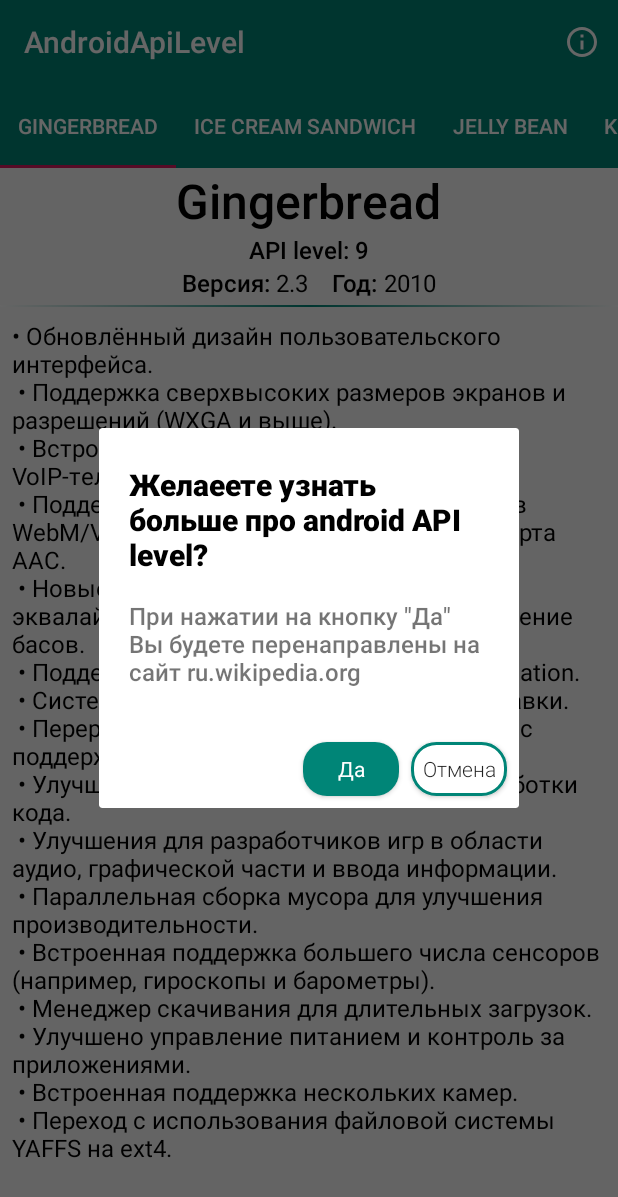
After one commit to Optimusflash/ViewPagerTest, an Android app: the fragment ArticleDialogFragment placed in its activity, on a phone screen of 412 x 824 dp. The commit adds this screen. Shown: the top 1197 px of the screen. Run offline under Robolectric (Android 15) with nearby library versions, the phone set to English and light mode, and no system bars.

Commit message:
added simple dialog fragment

```diff
--- a/app/src/main/java/com/optimus/androidapilevel/ui/activities/MainActivity.kt
+++ b/app/src/main/java/com/optimus/androidapilevel/ui/activities/MainActivity.kt
@@ -8,6 +8,7 @@ import android.widget.Toast
 import com.optimus.androidapilevel.R
 
 import com.optimus.androidapilevel.ui.adapters.ApiLevelPagerAdapter
+import com.optimus.androidapilevel.ui.fragments.ArticleDialogFragment
 import kotlinx.android.synthetic.main.activity_main.*
 
 class MainActivity : AppCompatActivity() {
@@ -30,11 +31,16 @@ class MainActivity : AppCompatActivity() {
     override fun onOptionsItemSelected(item: MenuItem): Boolean {
         return when(item.itemId){
             R.id.settings -> {
-                Toast.makeText(this, "Some settings...", Toast.LENGTH_SHORT).show()
+                showDialog()
                 true
             }
             else -> super.onOptionsItemSelected(item)
         }
 
     }
+
+    private fun showDialog() {
+        val articleDialogFragment = ArticleDialogFragment()
+        articleDialogFragment.show(supportFragmentManager, ArticleDialogFragment.TAG)
+    }
 }
--- a/app/src/main/java/com/optimus/androidapilevel/ui/fragments/ApiLevelFragment.kt
+++ b/app/src/main/java/com/optimus/androidapilevel/ui/fragments/ApiLevelFragment.kt
@@ -14,7 +14,7 @@ import kotlinx.android.synthetic.main.fragment_api_level.*
 /**
  * A simple [Fragment] subclass.
  */
-class ApiLevelFragment : Fragment() {
+class ApiLevelFragment : Fragment(R.layout.fragment_api_level) {
 
     companion object{
         private const val EXTRA_ID = "EXTRA_ID"
@@ -28,13 +28,6 @@ class ApiLevelFragment : Fragment() {
         }
     }
 
-    override fun onCreateView(
-        inflater: LayoutInflater, container: ViewGroup?,
-        savedInstanceState: Bundle?
-    ): View? {
-
-        return inflater.inflate(R.layout.fragment_api_level, container, false)
-    }
 
     override fun onViewCreated(view: View, savedInstanceState: Bundle?) {
         super.onViewCreated(view, savedInstanceState)
--- /dev/null
+++ b/app/src/main/java/com/optimus/androidapilevel/ui/fragments/ArticleDialogFragment.kt
@@ -0,0 +1,54 @@
+package com.optimus.androidapilevel.ui.fragments
+
+
+import android.content.Intent
+import android.net.Uri
+import android.os.Bundle
+import android.view.LayoutInflater
+import android.view.View
+import android.view.ViewGroup
+import androidx.fragment.app.DialogFragment
+import androidx.fragment.app.Fragment
+import com.optimus.androidapilevel.R
+import kotlinx.android.synthetic.main.fragment_article_dialog.*
+
+
+/**
+ * A simple [Fragment] subclass.
+ */
+class ArticleDialogFragment : DialogFragment() {
+
+    companion object{
+        const val TAG = "ArticleDialogFragment"
+    }
+
+    private val urlWikipedia = "https://ru.wikipedia.org/wiki/История_версий_Android"
+
+    override fun onCreateView(
+        inflater: LayoutInflater, container: ViewGroup?,
+        savedInstanceState: Bundle?
+    ): View? {
+        return inflater.inflate(R.layout.fragment_article_dialog, container, false)
+    }
+
+
+    override fun onViewCreated(view: View, savedInstanceState: Bundle?) {
+        super.onViewCreated(view, savedInstanceState)
+
+        btn_dialog_submit.setOnClickListener {
+            openUrlLink()
+            dismiss()
+        }
+
+        btn_dialog_cancel.setOnClickListener {
+            dismiss()
+        }
+    }
+
+    private fun openUrlLink() {
+        val i = Intent(Intent.ACTION_VIEW)
+        i.data = Uri.parse(urlWikipedia)
+        startActivity(i)
+    }
+
+}
--- /dev/null
+++ b/app/src/main/res/drawable/dialog_button_cancel_background.xml
@@ -0,0 +1,13 @@
+<?xml version="1.0" encoding="utf-8"?>
+<selector xmlns:android="http://schemas.android.com/apk/res/android">
+
+    <item >
+        <shape android:shape="rectangle">
+            <corners android:radius="16dp"/>
+            <solid android:color="@android:color/white"/>
+            <stroke android:width="2dp"
+                android:color="@color/colorPrimary"/>
+        </shape>
+    </item>
+
+</selector>
--- /dev/null
+++ b/app/src/main/res/drawable/dialog_button_submit_background.xml
@@ -0,0 +1,11 @@
+<?xml version="1.0" encoding="utf-8"?>
+<selector xmlns:android="http://schemas.android.com/apk/res/android">
+
+    <item >
+        <shape android:shape="rectangle">
+            <corners android:radius="16dp"/>
+            <solid android:color="@color/colorPrimary"/>
+        </shape>
+    </item>
+
+</selector>
--- /dev/null
+++ b/app/src/main/res/drawable/ic_info_outline_black_24dp.xml
@@ -0,0 +1,9 @@
+<vector xmlns:android="http://schemas.android.com/apk/res/android"
+        android:width="24dp"
+        android:height="24dp"
+        android:viewportWidth="24.0"
+        android:viewportHeight="24.0">
+    <path
+        android:fillColor="@android:color/white"
+        android:pathData="M11,17h2v-6h-2v6zM12,2C6.48,2 2,6.48 2,12s4.48,10 10,10 10,-4.48 10,-10S17.52,2 12,2zM12,20c-4.41,0 -8,-3.59 -8,-8s3.59,-8 8,-8 8,3.59 8,8 -3.59,8 -8,8zM11,9h2L13,7h-2v2z"/>
+</vector>
--- a/app/src/main/res/drawable/ic_settings_black_24dp.xml
+++ /dev/null
@@ -1,9 +0,0 @@
-<vector xmlns:android="http://schemas.android.com/apk/res/android"
-        android:width="24dp"
-        android:height="24dp"
-        android:viewportWidth="24"
-        android:viewportHeight="24">
-    <path
-        android:fillColor="#FF000000"
-        android:pathData="M19.1,12.9a2.8,2.8 0,0 0,0.1 -0.9,2.8 2.8,0 0,0 -0.1,-0.9l2.1,-1.6a0.7,0.7 0,0 0,0.1 -0.6L19.4,5.5a0.7,0.7 0,0 0,-0.6 -0.2l-2.4,1a6.5,6.5 0,0 0,-1.6 -0.9l-0.4,-2.6a0.5,0.5 0,0 0,-0.5 -0.4H10.1a0.5,0.5 0,0 0,-0.5 0.4L9.3,5.4a5.6,5.6 0,0 0,-1.7 0.9l-2.4,-1a0.4,0.4 0,0 0,-0.5 0.2l-2,3.4c-0.1,0.2 0,0.4 0.2,0.6l2,1.6a2.8,2.8 0,0 0,-0.1 0.9,2.8 2.8,0 0,0 0.1,0.9L2.8,14.5a0.7,0.7 0,0 0,-0.1 0.6l1.9,3.4a0.7,0.7 0,0 0,0.6 0.2l2.4,-1a6.5,6.5 0,0 0,1.6 0.9l0.4,2.6a0.5,0.5 0,0 0,0.5 0.4h3.8a0.5,0.5 0,0 0,0.5 -0.4l0.3,-2.6a5.6,5.6 0,0 0,1.7 -0.9l2.4,1a0.4,0.4 0,0 0,0.5 -0.2l2,-3.4c0.1,-0.2 0,-0.4 -0.2,-0.6ZM12,15.6A3.6,3.6 0,1 1,15.6 12,3.6 3.6,0 0,1 12,15.6Z"/>
-</vector>
--- a/app/src/main/res/layout/activity_main.xml
+++ b/app/src/main/res/layout/activity_main.xml
@@ -19,7 +19,7 @@
             android:layout_height="wrap_content"
             android:fitsSystemWindows="true"
             app:contentScrim="@color/colorPrimary"
-            app:layout_scrollFlags="scroll|exitUntilCollapsed|enterAlways"
+            app:layout_scrollFlags="scroll|exitUntilCollapsed"
             app:titleEnabled="false">
 
             <androidx.appcompat.widget.Toolbar
--- /dev/null
+++ b/app/src/main/res/layout/fragment_article_dialog.xml
@@ -0,0 +1,84 @@
+<?xml version="1.0" encoding="utf-8"?>
+<androidx.constraintlayout.widget.ConstraintLayout xmlns:android="http://schemas.android.com/apk/res/android"
+    xmlns:app="http://schemas.android.com/apk/res-auto"
+    xmlns:tools="http://schemas.android.com/tools"
+    android:layout_width="match_parent"
+    android:minWidth="280dp"
+    android:layout_height="wrap_content"
+    tools:context=".ui.fragments.ArticleDialogFragment">
+
+    <TextView
+        android:id="@+id/textView"
+        android:layout_width="0dp"
+        android:layout_height="wrap_content"
+        android:layout_marginTop="24dp"
+        android:fontFamily="sans-serif-medium"
+        android:textStyle="bold"
+        android:text="@string/dialog_wikipedia_info"
+        android:textColor="@android:color/black"
+        android:textSize="20sp"
+        app:layout_constraintEnd_toStartOf="@+id/guideline"
+        app:layout_constraintStart_toStartOf="@+id/guideline2"
+        app:layout_constraintTop_toTopOf="parent" />
+
+    <TextView
+        android:id="@+id/textView2"
+        android:layout_width="0dp"
+        android:layout_height="wrap_content"
+        android:layout_marginTop="16dp"
+        android:fontFamily="sans-serif-medium"
+        android:textSize="16sp"
+        android:text="@string/dialog_wikipedia_description"
+        app:layout_constraintEnd_toStartOf="@+id/guideline"
+        app:layout_constraintStart_toStartOf="@+id/guideline2"
+        app:layout_constraintTop_toBottomOf="@+id/textView" />
+
+    <Button
+        android:id="@+id/btn_dialog_submit"
+        android:layout_width="wrap_content"
+        android:layout_height="wrap_content"
+        android:layout_marginEnd="8dp"
+        android:background="@drawable/dialog_button_submit_background"
+        android:fontFamily="sans-serif"
+        android:minWidth="64dp"
+        android:minHeight="36dp"
+        android:text="Да"
+        android:textAllCaps="false"
+        android:textColor="@android:color/white"
+        app:layout_constraintEnd_toStartOf="@+id/btn_dialog_cancel"
+        app:layout_constraintHorizontal_chainStyle="spread"
+        app:layout_constraintTop_toTopOf="@+id/btn_dialog_cancel" />
+
+    <Button
+        android:id="@+id/btn_dialog_cancel"
+        android:layout_width="wrap_content"
+        android:layout_height="wrap_content"
+        android:layout_marginTop="36dp"
+        android:layout_marginEnd="8dp"
+        android:layout_marginBottom="8dp"
+        android:background="@drawable/dialog_button_cancel_background"
+        android:fontFamily="sans-serif-light"
+        android:minWidth="64dp"
+        android:minHeight="36dp"
+        android:text="Отмена"
+        android:textAllCaps="false"
+        app:layout_constraintBottom_toBottomOf="parent"
+        app:layout_constraintEnd_toEndOf="parent"
+        app:layout_constraintTop_toBottomOf="@+id/textView2" />
+
+    <androidx.constraintlayout.widget.Guideline
+        android:id="@+id/guideline"
+        android:layout_width="wrap_content"
+        android:layout_height="wrap_content"
+        android:orientation="vertical"
+        app:layout_constraintGuide_end="24dp" />
+
+    <androidx.constraintlayout.widget.Guideline
+        android:id="@+id/guideline2"
+        android:layout_width="wrap_content"
+        android:layout_height="wrap_content"
+        android:orientation="vertical"
+        app:layout_constraintGuide_begin="20dp" />
+
+
+</androidx.constraintlayout.widget.ConstraintLayout>
--- a/app/src/main/res/menu/main_menu.xml
+++ b/app/src/main/res/menu/main_menu.xml
@@ -4,8 +4,8 @@
 
     <item
         android:id="@+id/settings"
-        android:title="Settings"
-        android:icon="@drawable/ic_settings_black_24dp"
-        app:showAsAction="never"/>
+        android:title="Info"
+        android:icon="@drawable/ic_info_outline_black_24dp"
+        app:showAsAction="ifRoom"/>
 
 </menu>
--- a/app/src/main/res/values/strings.xml
+++ b/app/src/main/res/values/strings.xml
@@ -1,7 +1,6 @@
 <resources>
     <string name="app_name">AndroidApiLevel</string>
 
-    <!-- TODO: Remove or change this placeholder text -->
     <string name="gingerbread_description">
 • Обновлённый дизайн пользовательского интерфейса.\n
 • Поддержка сверхвысоких размеров экранов и разрешений (WXGA и выше).\n
@@ -178,4 +177,8 @@
 • Встроенный MIDI API, позволяющий взаимодействовать с музыкальными контроллерами.\n
 • Улучшенная поддержка биометрической аутентификации в приложениях.\n
     </string>
+
+
+    <string name="dialog_wikipedia_info">Желаеете узнать больше про android API level? </string>
+    <string name="dialog_wikipedia_description">При нажатии на кнопку \"Да\" Вы будете перенаправлены на сайт ru.wikipedia.org </string>
 </resources>
```
